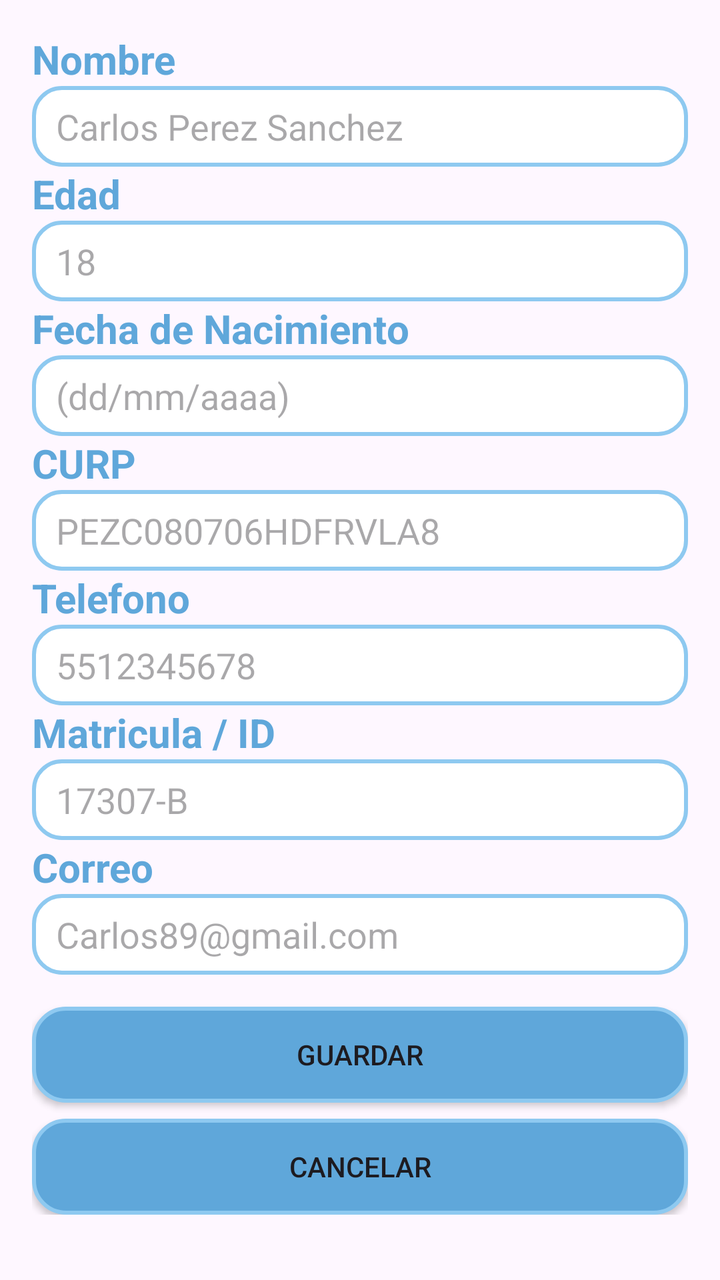
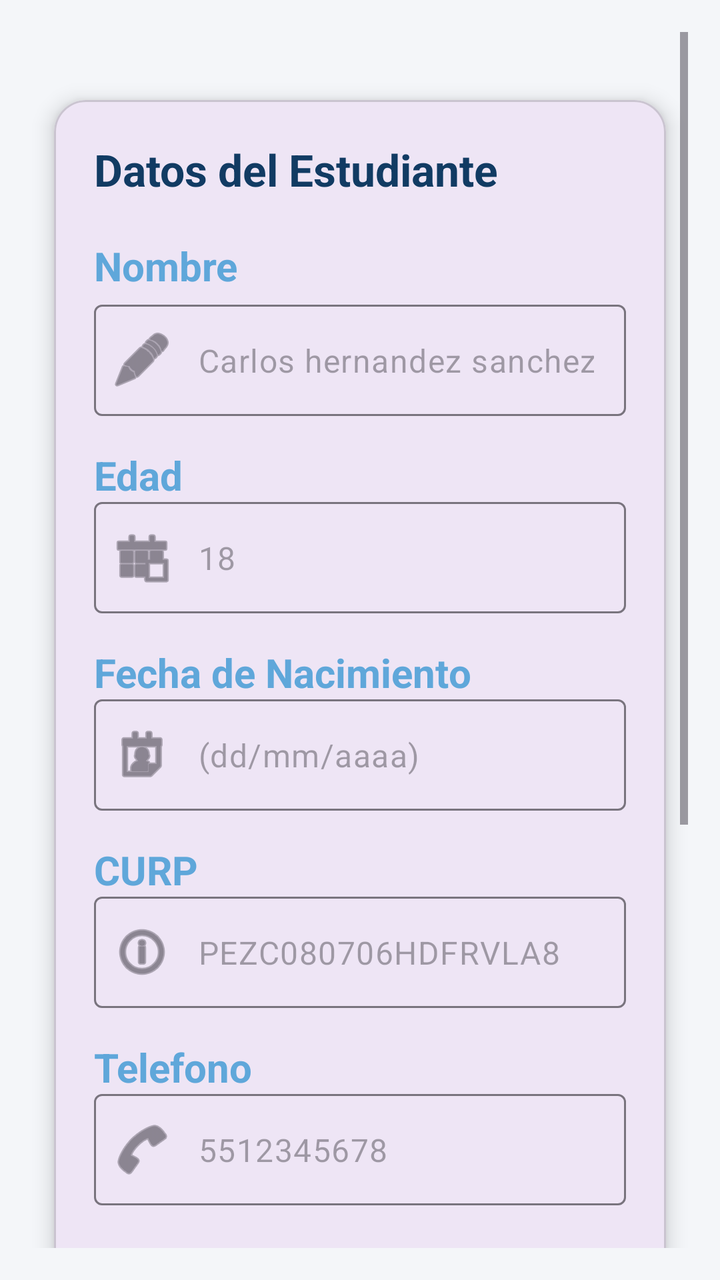

Screens rendered from an Android XML layout before and after an edit, with the pre-edit source and the edit as a unified diff.
<!-- AndroidManifest.xml: activity theme Theme.CIPBase -->
<!-- res/layout/activity_add_student.xml -->
<?xml version="1.0" encoding="utf-8"?>
<ScrollView xmlns:android="http://schemas.android.com/apk/res/android"
    xmlns:app="http://schemas.android.com/apk/res-auto"
    android:padding="16dp"
    android:layout_width="match_parent"
    android:layout_height="match_parent">

    <LinearLayout
        android:orientation="vertical"
        android:layout_width="match_parent"
        android:layout_height="wrap_content">

        <TextView
            android:id="@+id/textView2"
            android:layout_width="wrap_content"
            android:layout_height="wrap_content"
            android:layout_weight="1"
            android:text="Nombre"
            android:textColor="#5FA7DA"
            android:textStyle="bold"
            android:textSize="20dp"/>

        <EditText
            android:id="@+id/etNombre"
            android:layout_width="match_parent"
            android:layout_height="wrap_content"
            android:layout_weight="1"
            android:ems="10"
            android:inputType="text"
            android:hint="Carlos Perez Sanchez"
            android:background="@drawable/bg_edittext_rounded" />


        <TextView
            android:id="@+id/textView3"
            android:layout_width="wrap_content"
            android:layout_height="wrap_content"
            android:layout_weight="1"
            android:text="Edad"
            android:textColor="#5FA7DA"
            android:textStyle="bold"
            android:textSize="20dp"/>

        <EditText
            android:id="@+id/etedad"
            android:layout_width="match_parent"
            android:layout_height="wrap_content"
            android:layout_weight="1"
            android:ems="10"
            android:inputType="text"
            android:hint="18"
            android:background="@drawable/bg_edittext_rounded" />


        <TextView
            android:id="@+id/textView4"
            android:layout_width="wrap_content"
            android:layout_height="wrap_content"
            android:layout_weight="1"
            android:text="Fecha de Nacimiento"
            android:textColor="#5FA7DA"
            android:textStyle="bold"
            android:textSize="20dp"/>


            <com.google.android.material.textfield.TextInputEditText
                android:id="@+id/etFecha"
                android:layout_width="match_parent"
                android:layout_height="wrap_content"
                android:focusable="false"
                android:clickable="true"
                android:background="@drawable/bg_edittext_rounded"
                android:hint="(dd/mm/aaaa)"/>

        <TextView
            android:id="@+id/textView5"
            android:layout_width="wrap_content"
            android:layout_height="wrap_content"
            android:layout_weight="1"
            android:text="CURP"
            android:textColor="#5FA7DA"
            android:textStyle="bold"
            android:textSize="20dp"/>

        <EditText
            android:id="@+id/etCurp"
            android:layout_width="match_parent"
            android:layout_height="wrap_content"
            android:layout_weight="1"
            android:ems="10"
            android:inputType="text"
            android:hint="PEZC080706HDFRVLA8"
            android:background="@drawable/bg_edittext_rounded" />
        <TextView
            android:id="@+id/textView6"
            android:layout_width="wrap_content"
            android:layout_height="wrap_content"
            android:layout_weight="1"
            android:text="Telefono"
            android:textColor="#5FA7DA"
            android:textStyle="bold"
            android:textSize="20dp"/>
        <EditText
            android:id="@+id/etTelefono"
            android:layout_width="match_parent"
            android:layout_height="wrap_content"
            android:layout_weight="1"
            android:ems="10"
            android:inputType="phone"
            android:hint="5512345678"
            android:background="@drawable/bg_edittext_rounded" />
        <TextView
            android:id="@+id/textView7"
            android:layout_width="wrap_content"
            android:layout_height="wrap_content"
            android:layout_weight="1"
            android:text="Matricula / ID "
            android:textColor="#5FA7DA"
            android:textStyle="bold"
            android:textSize="20dp"/>

        <EditText
            android:id="@+id/etMatricula"
            android:layout_width="match_parent"
            android:layout_height="wrap_content"
            android:layout_weight="1"
            android:ems="10"
            android:inputType="text"
            android:hint="17307-B"
            android:background="@drawable/bg_edittext_rounded" />
        <TextView
            android:id="@+id/textView8"
            android:layout_width="wrap_content"
            android:layout_height="wrap_content"
            android:layout_weight="1"
            android:text="Correo"
            android:textColor="#5FA7DA"
            android:textStyle="bold"
            android:textSize="20dp"/>

        <EditText
            android:id="@+id/etCorreo"
            android:layout_width="match_parent"
            android:layout_height="wrap_content"
            android:layout_weight="1"
            android:ems="10"
            android:inputType="textEmailAddress"
            android:hint="Carlos89@gmail.com"
            android:background="@drawable/bg_edittext_rounded" />

        <Button
            android:id="@+id/btnGuardar"
            android:layout_width="match_parent"
            android:layout_height="wrap_content"
            android:text="Guardar"
            android:layout_marginTop="16dp"
            app:backgroundTint="@null"
            android:background="@drawable/bg_button_rounded" />

        <Button
            android:id="@+id/btnCancelar"
            android:layout_width="match_parent"
            android:layout_height="wrap_content"
            android:text="Cancelar"
            android:layout_marginTop="8dp"
            app:backgroundTint="@null"
            android:background="@drawable/bg_button_rounded"/>

    </LinearLayout>
</ScrollView>
<!-- resources referenced by this layout -->
<resources>
  <!-- drawable bg_button_rounded (drawable) -->
  <?xml version="1.0" encoding="utf-8"?>
  <shape xmlns:android="http://schemas.android.com/apk/res/android" android:shape="rectangle">
      <solid android:color="#5FA7DA"/> 
      <corners android:radius="16dp"/> 
      <stroke android:width="2dp" android:color="#8EC9F0"/> 
  </shape>
  <!-- drawable bg_edittext_rounded (drawable) -->
  <?xml version="1.0" encoding="utf-8"?>
  <shape xmlns:android="http://schemas.android.com/apk/res/android" android:shape="rectangle">
      <solid android:color="@android:color/white"/> 
      <corners android:radius="14dp"/>
      <stroke android:width="2dp" android:color="#8EC9F0"/> 
      <padding android:left="12dp" android:right="12dp" android:top="8dp" android:bottom="8dp"/>
  </shape>
  <style name="Theme.CIPBase" parent="Theme.Material3.DayNight.NoActionBar">
  
      </style>
</resources>

<!-- the commit's change to res/layout/activity_add_student.xml (unified diff, before → after) -->
@@ -3,168 +3,237 @@
     xmlns:app="http://schemas.android.com/apk/res-auto"
     android:padding="16dp"
     android:layout_width="match_parent"
-    android:layout_height="match_parent">
+    android:layout_height="match_parent"
+    android:background="#F4F6F9">
 
     <LinearLayout
         android:orientation="vertical"
         android:layout_width="match_parent"
         android:layout_height="wrap_content">
 
-        <TextView
-            android:id="@+id/textView2"
-            android:layout_width="wrap_content"
-            android:layout_height="wrap_content"
-            android:layout_weight="1"
-            android:text="Nombre"
-            android:textColor="#5FA7DA"
-            android:textStyle="bold"
-            android:textSize="20dp"/>
-
-        <EditText
-            android:id="@+id/etNombre"
+        
+        <com.google.android.material.card.MaterialCardView
             android:layout_width="match_parent"
             android:layout_height="wrap_content"
-            android:layout_weight="1"
-            android:ems="10"
-            android:inputType="text"
-            android:hint="Carlos Perez Sanchez"
-            android:background="@drawable/bg_edittext_rounded" />
-
-
-        <TextView
-            android:id="@+id/textView3"
-            android:layout_width="wrap_content"
-            android:layout_height="wrap_content"
-            android:layout_weight="1"
-            android:text="Edad"
-            android:textColor="#5FA7DA"
-            android:textStyle="bold"
-            android:textSize="20dp"/>
-
-        <EditText
-            android:id="@+id/etedad"
-            android:layout_width="match_parent"
-            android:layout_height="wrap_content"
-            android:layout_weight="1"
-            android:ems="10"
-            android:inputType="text"
-            android:hint="18"
-            android:background="@drawable/bg_edittext_rounded" />
-
-
-        <TextView
-            android:id="@+id/textView4"
-            android:layout_width="wrap_content"
-            android:layout_height="wrap_content"
-            android:layout_weight="1"
-            android:text="Fecha de Nacimiento"
-            android:textColor="#5FA7DA"
-            android:textStyle="bold"
-            android:textSize="20dp"/>
-
-
-            <com.google.android.material.textfield.TextInputEditText
-                android:id="@+id/etFecha"
+            android:layout_marginTop="20dp"
+            android:layout_marginBottom="20dp"
+            app:cardElevation="6dp"
+            app:cardCornerRadius="16dp"
+            app:cardUseCompatPadding="true">
+
+            <LinearLayout
+                android:orientation="vertical"
+                android:padding="20dp"
                 android:layout_width="match_parent"
-                android:layout_height="wrap_content"
-                android:focusable="false"
-                android:clickable="true"
-                android:background="@drawable/bg_edittext_rounded"
-                android:hint="(dd/mm/aaaa)"/>
-
-        <TextView
-            android:id="@+id/textView5"
-            android:layout_width="wrap_content"
-            android:layout_height="wrap_content"
-            android:layout_weight="1"
-            android:text="CURP"
-            android:textColor="#5FA7DA"
-            android:textStyle="bold"
-            android:textSize="20dp"/>
-
-        <EditText
-            android:id="@+id/etCurp"
-            android:layout_width="match_parent"
-            android:layout_height="wrap_content"
-            android:layout_weight="1"
-            android:ems="10"
-            android:inputType="text"
-            android:hint="PEZC080706HDFRVLA8"
-            android:background="@drawable/bg_edittext_rounded" />
-        <TextView
-            android:id="@+id/textView6"
-            android:layout_width="wrap_content"
-            android:layout_height="wrap_content"
-            android:layout_weight="1"
-            android:text="Telefono"
-            android:textColor="#5FA7DA"
-            android:textStyle="bold"
-            android:textSize="20dp"/>
-        <EditText
-            android:id="@+id/etTelefono"
-            android:layout_width="match_parent"
-            android:layout_height="wrap_content"
-            android:layout_weight="1"
-            android:ems="10"
-            android:inputType="phone"
-            android:hint="5512345678"
-            android:background="@drawable/bg_edittext_rounded" />
-        <TextView
-            android:id="@+id/textView7"
-            android:layout_width="wrap_content"
-            android:layout_height="wrap_content"
-            android:layout_weight="1"
-            android:text="Matricula / ID "
-            android:textColor="#5FA7DA"
-            android:textStyle="bold"
-            android:textSize="20dp"/>
-
-        <EditText
-            android:id="@+id/etMatricula"
-            android:layout_width="match_parent"
-            android:layout_height="wrap_content"
-            android:layout_weight="1"
-            android:ems="10"
-            android:inputType="text"
-            android:hint="17307-B"
-            android:background="@drawable/bg_edittext_rounded" />
-        <TextView
-            android:id="@+id/textView8"
-            android:layout_width="wrap_content"
-            android:layout_height="wrap_content"
-            android:layout_weight="1"
-            android:text="Correo"
-            android:textColor="#5FA7DA"
-            android:textStyle="bold"
-            android:textSize="20dp"/>
-
-        <EditText
-            android:id="@+id/etCorreo"
-            android:layout_width="match_parent"
-            android:layout_height="wrap_content"
-            android:layout_weight="1"
-            android:ems="10"
-            android:inputType="textEmailAddress"
-            android:hint="Carlos89@gmail.com"
-            android:background="@drawable/bg_edittext_rounded" />
-
-        <Button
-            android:id="@+id/btnGuardar"
-            android:layout_width="match_parent"
-            android:layout_height="wrap_content"
-            android:text="Guardar"
-            android:layout_marginTop="16dp"
-            app:backgroundTint="@null"
-            android:background="@drawable/bg_button_rounded" />
-
-        <Button
-            android:id="@+id/btnCancelar"
-            android:layout_width="match_parent"
-            android:layout_height="wrap_content"
-            android:text="Cancelar"
-            android:layout_marginTop="8dp"
-            app:backgroundTint="@null"
-            android:background="@drawable/bg_button_rounded"/>
+                android:layout_height="wrap_content">
+
+                <TextView
+                    android:layout_width="wrap_content"
+                    android:layout_height="wrap_content"
+                    android:text="Datos del Estudiante"
+                    android:textStyle="bold"
+                    android:textSize="22sp"
+                    android:textColor="#113B63"
+                    android:layout_marginBottom="20dp" />
+
+                
+                <TextView
+                    android:id="@+id/textView2"
+                    android:layout_width="wrap_content"
+                    android:layout_height="wrap_content"
+                    android:text="Nombre"
+                    android:textColor="#5FA7DA"
+                    android:textStyle="bold"
+                    android:textSize="20sp"/>
+
+                <com.google.android.material.textfield.TextInputLayout
+                    android:layout_width="match_parent"
+                    android:layout_height="wrap_content"
+                    android:layout_marginTop="6dp"
+                    app:startIconDrawable="@android:drawable/ic_menu_edit"
+                    app:hintEnabled="false">
+
+                    <com.google.android.material.textfield.TextInputEditText
+                        android:id="@+id/etNombre"
+                        android:layout_width="match_parent"
+                        android:layout_height="wrap_content"
+                        android:hint="Carlos hernandez sanchez" />
+                </com.google.android.material.textfield.TextInputLayout>
+
+                
+                <TextView
+                    android:id="@+id/textView3"
+                    android:layout_width="wrap_content"
+                    android:layout_height="wrap_content"
+                    android:layout_marginTop="16dp"
+                    android:text="Edad"
+                    android:textColor="#5FA7DA"
+                    android:textStyle="bold"
+                    android:textSize="20sp"/>
+
+                <com.google.android.material.textfield.TextInputLayout
+                    android:layout_width="match_parent"
+                    android:layout_height="wrap_content"
+                    app:startIconDrawable="@android:drawable/ic_menu_today"
+                    app:hintEnabled="false">
+
+                    <com.google.android.material.textfield.TextInputEditText
+                        android:id="@+id/etedad"
+                        android:layout_width="match_parent"
+                        android:layout_height="wrap_content"
+                        android:hint="18"
+                        android:inputType="number" />
+                </com.google.android.material.textfield.TextInputLayout>
+
+                
+                <TextView
+                    android:id="@+id/textView4"
+                    android:layout_width="wrap_content"
+                    android:layout_height="wrap_content"
+                    android:layout_marginTop="16dp"
+                    android:text="Fecha de Nacimiento"
+                    android:textColor="#5FA7DA"
+                    android:textStyle="bold"
+                    android:textSize="20sp"/>
+
+                <com.google.android.material.textfield.TextInputLayout
+                    android:layout_width="match_parent"
+                    android:layout_height="wrap_content"
+                    app:startIconDrawable="@android:drawable/ic_menu_my_calendar"
+                    app:hintEnabled="false">
+
+                    <com.google.android.material.textfield.TextInputEditText
+                        android:id="@+id/etFecha"
+                        android:layout_width="match_parent"
+                        android:layout_height="wrap_content"
+                        android:focusable="false"
+                        android:clickable="true"
+                        android:hint="(dd/mm/aaaa)" />
+                </com.google.android.material.textfield.TextInputLayout>
+
+                
+                <TextView
+                    android:id="@+id/textView5"
+                    android:layout_width="wrap_content"
+                    android:layout_height="wrap_content"
+                    android:layout_marginTop="16dp"
+                    android:text="CURP"
+                    android:textColor="#5FA7DA"
+                    android:textStyle="bold"
+                    android:textSize="20sp"/>
+
+                <com.google.android.material.textfield.TextInputLayout
+                    android:layout_width="match_parent"
+                    android:layout_height="wrap_content"
+                    app:startIconDrawable="@android:drawable/ic_menu_info_details"
+                    app:hintEnabled="false">
+
+                    <com.google.android.material.textfield.TextInputEditText
+                        android:id="@+id/etCurp"
+                        android:layout_width="match_parent"
+                        android:layout_height="wrap_content"
+                        android:hint="PEZC080706HDFRVLA8"/>
+                </com.google.android.material.textfield.TextInputLayout>
+
+                
+                <TextView
+                    android:id="@+id/textView6"
+                    android:layout_width="wrap_content"
+                    android:layout_height="wrap_content"
+                    android:layout_marginTop="16dp"
+                    android:text="Telefono"
+                    android:textColor="#5FA7DA"
+                    android:textStyle="bold"
+                    android:textSize="20sp"/>
+
+                <com.google.android.material.textfield.TextInputLayout
+                    android:layout_width="match_parent"
+                    android:layout_height="wrap_content"
+                    app:startIconDrawable="@android:drawable/ic_menu_call"
+                    app:hintEnabled="false">
+
+                    <com.google.android.material.textfield.TextInputEditText
+                        android:id="@+id/etTelefono"
+                        android:layout_width="match_parent"
+                        android:layout_height="wrap_content"
+                        android:inputType="phone"
+                        android:hint="5512345678"/>
+                </com.google.android.material.textfield.TextInputLayout>
+
+                
+                <TextView
+                    android:id="@+id/textView7"
+                    android:layout_width="wrap_content"
+                    android:layout_height="wrap_content"
+                    android:layout_marginTop="16dp"
+                    android:text="Matricula / ID "
+                    android:textColor="#5FA7DA"
+                    android:textStyle="bold"
+                    android:textSize="20sp"/>
+
+                <com.google.android.material.textfield.TextInputLayout
+                    android:layout_width="match_parent"
+                    android:layout_height="wrap_content"
+                    app:startIconDrawable="@android:drawable/ic_menu_save"
+                    app:hintEnabled="false">
+
+                    <com.google.android.material.textfield.TextInputEditText
+                        android:id="@+id/etMatricula"
+                        android:layout_width="match_parent"
+                        android:layout_height="wrap_content"
+                        android:hint="17307-B"/>
+                </com.google.android.material.textfield.TextInputLayout>
+
+                
+                <TextView
+                    android:id="@+id/textView8"
+                    android:layout_width="wrap_content"
+                    android:layout_height="wrap_content"
+                    android:layout_marginTop="16dp"
+                    android:text="Correo"
+                    android:textColor="#5FA7DA"
+                    android:textStyle="bold"
+                    android:textSize="20sp"/>
+
+                <com.google.android.material.textfield.TextInputLayout
+                    android:layout_width="match_parent"
+                    android:layout_height="wrap_content"
+                    app:startIconDrawable="@android:drawable/ic_dialog_email"
+                    app:hintEnabled="false">
+
+                    <com.google.android.material.textfield.TextInputEditText
+                        android:id="@+id/etCorreo"
+                        android:layout_width="match_parent"
+                        android:layout_height="wrap_content"
+                        android:inputType="textEmailAddress"
+                        android:hint="Carlos89@gmail.com"/>
+                </com.google.android.material.textfield.TextInputLayout>
+
+                
+                <com.google.android.material.button.MaterialButton
+                    android:id="@+id/btnGuardar"
+                    android:layout_width="match_parent"
+                    android:layout_height="wrap_content"
+                    android:layout_marginTop="24dp"
+                    android:text="Guardar"
+                    android:textColor="#FFFFFF"
+                    android:textSize="16sp"
+                    app:cornerRadius="12dp"
+                    app:backgroundTint="#5FA7DA"/>
+
+                <com.google.android.material.button.MaterialButton
+                    android:id="@+id/btnCancelar"
+                    android:layout_width="match_parent"
+                    android:layout_height="wrap_content"
+                    android:layout_marginTop="8dp"
+                    android:text="Cancelar"
+                    android:textColor="#FFFFFF"
+                    android:textSize="16sp"
+                    app:cornerRadius="12dp"
+                    app:backgroundTint="#FF5252"/>
+            </LinearLayout>
+
+        </com.google.android.material.card.MaterialCardView>
 
     </LinearLayout>
 </ScrollView>
<!-- resource entries referenced after the edit -->
@@ -1,20 +1,5 @@
 <!-- resources referenced by this layout -->
 <resources>
-  <!-- drawable bg_button_rounded (drawable) -->
-  <?xml version="1.0" encoding="utf-8"?>
-  <shape xmlns:android="http://schemas.android.com/apk/res/android" android:shape="rectangle">
-      <solid android:color="#5FA7DA"/> 
-      <corners android:radius="16dp"/> 
-      <stroke android:width="2dp" android:color="#8EC9F0"/> 
-  </shape>
-  <!-- drawable bg_edittext_rounded (drawable) -->
-  <?xml version="1.0" encoding="utf-8"?>
-  <shape xmlns:android="http://schemas.android.com/apk/res/android" android:shape="rectangle">
-      <solid android:color="@android:color/white"/> 
-      <corners android:radius="14dp"/>
-      <stroke android:width="2dp" android:color="#8EC9F0"/> 
-      <padding android:left="12dp" android:right="12dp" android:top="8dp" android:bottom="8dp"/>
-  </shape>
   <style name="Theme.CIPBase" parent="Theme.Material3.DayNight.NoActionBar">
   
       </style>
